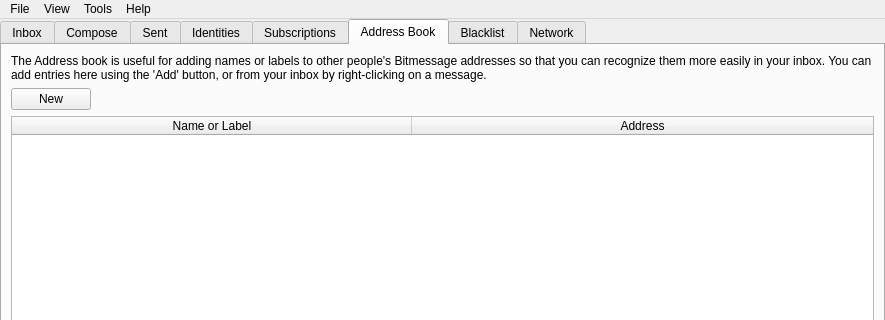
First picture: the form in src/bitmessageqt/bitmessageui.ui, repository webdev25/PyBitmessage, before the edit; both pictures show x 0 to 885 and y 0 to 320 of the 885 by 580 pixel window.
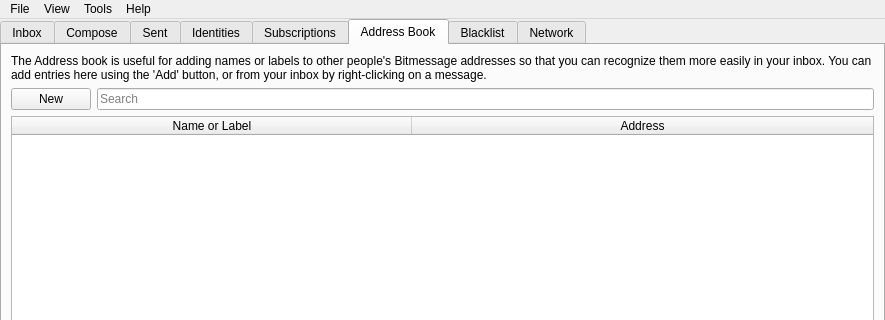
Second picture: the form after the edit. The open tabs and pages were chosen to show the change. Icons and pictures are not drawn.

Commit message: Created filter / keyword search for address book

The edit to the form file:
```diff
--- a/src/bitmessageqt/bitmessageui.ui
+++ b/src/bitmessageqt/bitmessageui.ui
@@ -1511,26 +1511,6 @@
           </column>
          </widget>
         </item>
-        <item row="1" column="0">
-         <widget class="QPushButton" name="pushButtonAddAddressBook">
-          <property name="text">
-           <string>New</string>
-          </property>
-         </widget>
-        </item>
-        <item row="1" column="1">
-         <spacer name="horizontalSpacer_5">
-          <property name="orientation">
-           <enum>Qt::Horizontal</enum>
-          </property>
-          <property name="sizeHint" stdset="0">
-           <size>
-            <width>689</width>
-            <height>20</height>
-           </size>
-          </property>
-         </spacer>
-        </item>
         <item row="0" column="0" colspan="2">
          <widget class="QLabel" name="labelHintAddressBook">
           <property name="text">
@@ -1541,6 +1521,44 @@
           </property>
          </widget>
         </item>
+        <item row="1" column="0" colspan="2">
+         <widget class="QWidget" name="widget_5" native="true">
+          <property name="sizePolicy">
+           <sizepolicy hsizetype="Preferred" vsizetype="Preferred">
+            <horstretch>0</horstretch>
+            <verstretch>0</verstretch>
+           </sizepolicy>
+          </property>
+          <layout class="QHBoxLayout" name="horizontalLayout_7">
+           <property name="leftMargin">
+            <number>0</number>
+           </property>
+           <property name="topMargin">
+            <number>0</number>
+           </property>
+           <property name="rightMargin">
+            <number>0</number>
+           </property>
+           <property name="bottomMargin">
+            <number>0</number>
+           </property>
+           <item>
+            <widget class="QPushButton" name="pushButtonAddAddressBook">
+             <property name="text">
+              <string>New</string>
+             </property>
+            </widget>
+           </item>
+           <item>
+            <widget class="QLineEdit" name="addressBookSearchLineEdit">
+             <property name="placeholderText">
+              <string>Search</string>
+             </property>
+            </widget>
+           </item>
+          </layout>
+         </widget>
+        </item>
        </layout>
       </widget>
       <widget class="QWidget" name="blackwhitelist">
```
Left out of the diff: 31 changed lines with no effect on the pictures. The commit also changes 3 other files.
